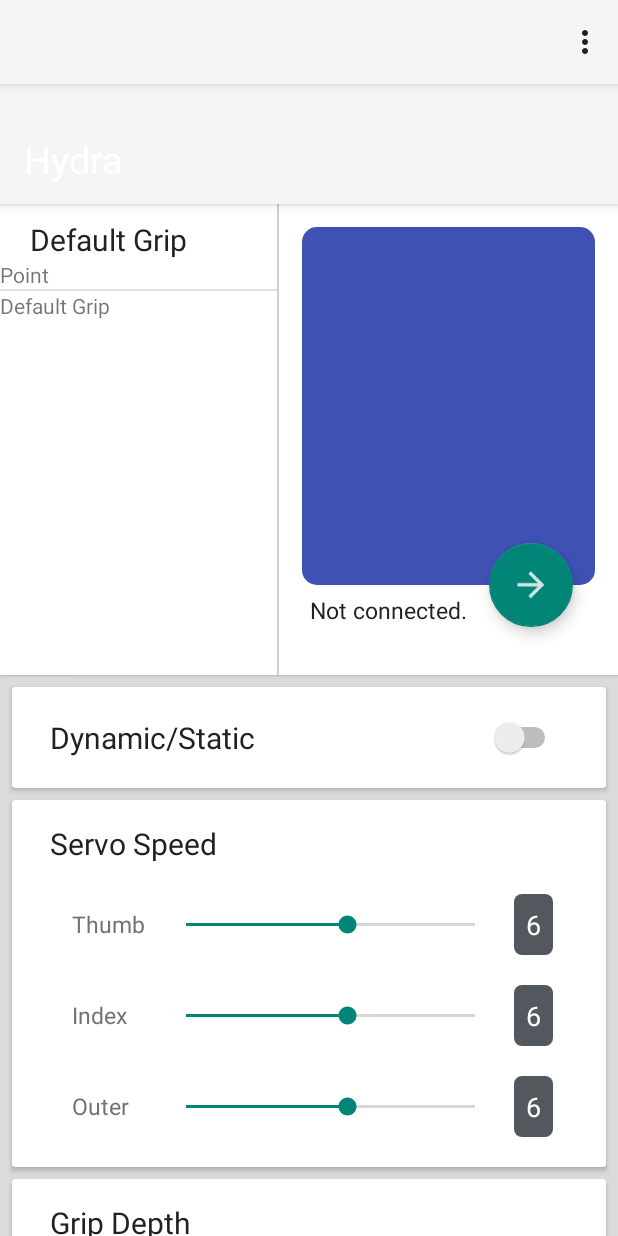
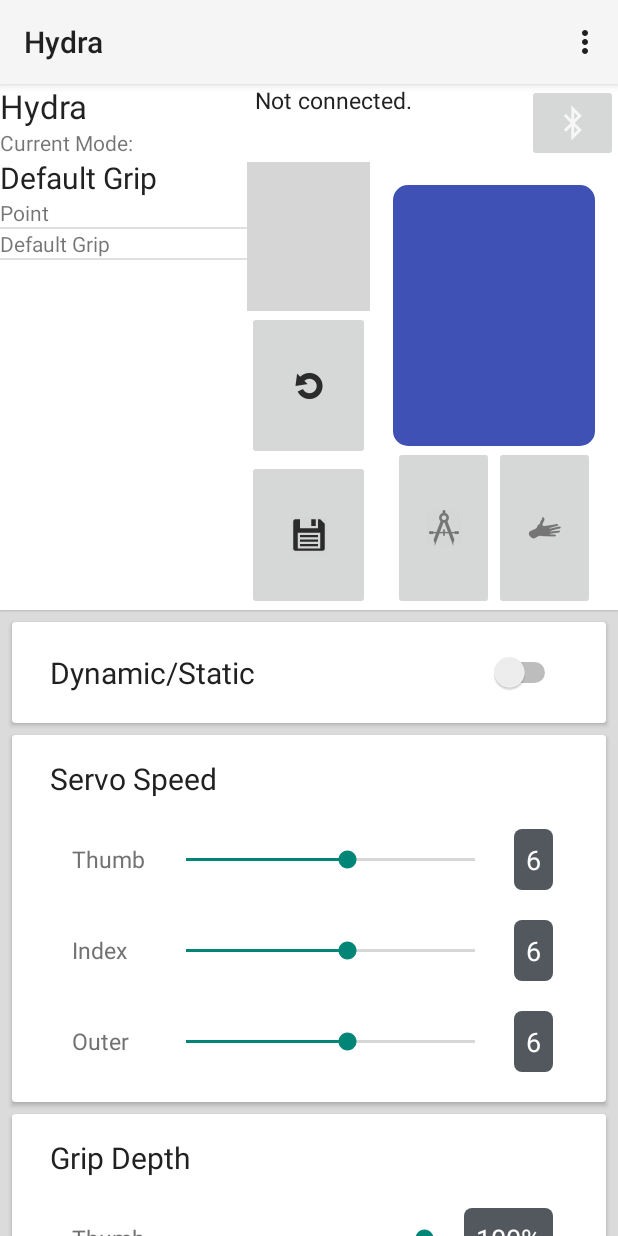
Before and after one commit to MichaelNeas/hydra, an Android app: the screen it shows after launch (MainActivity), on a phone screen of 412 x 824 dp. Run offline under Robolectric (Android 15) with nearby library versions, the phone set to English and light mode, and no system bars; 3 statements that could not run were skipped; grey boxes are pictures that could not be loaded.

Commit message:
Button UI update

```diff
--- a/HydraPhone/app/src/main/java/com/example/joeyhanlon/hydra/MainActivity.java
+++ b/HydraPhone/app/src/main/java/com/example/joeyhanlon/hydra/MainActivity.java
@@ -23,7 +23,7 @@ import android.widget.TextView;
 import android.widget.Toast;
 
 
-public class MainActivity extends AppCompatActivity implements ListView.OnItemClickListener, SeekBar.OnSeekBarChangeListener, View.OnClickListener, RadioGroup.OnCheckedChangeListener, CompoundButton.OnCheckedChangeListener {
+public class MainActivity extends AppCompatActivity implements ListView.OnItemClickListener, SeekBar.OnSeekBarChangeListener, View.OnClickListener, CompoundButton.OnCheckedChangeListener {
 
     // Child activity codes
     private static final int BT_CONNECT = 3;
@@ -39,7 +39,6 @@ public class MainActivity extends AppCompatActivity implements ListView.OnItemCl
 
     // Debugging fields
     EditText inputField;
-    FloatingActionButton fab;
 
     // To display connected device info in main window
     TextView connectedDeviceName;
@@ -58,7 +57,7 @@ public class MainActivity extends AppCompatActivity implements ListView.OnItemCl
     TextView currentModeText;
 
     // Buttons to save and add modes
-    Button saveModeButton, newModeButton;
+    Button saveModeButton, addModeButton;
 
     // --- /MODE CONTROL ---
 
@@ -108,21 +107,12 @@ public class MainActivity extends AppCompatActivity implements ListView.OnItemCl
 
         setContentView(R.layout.activity_main);
 
-        // Initialize toolbar
-        toolbar = (Toolbar) findViewById(R.id.toolbar);
-        setSupportActionBar(toolbar);
-        getSupportActionBar().setDisplayShowHomeEnabled(true);
-        getSupportActionBar().setTitle(null);
 
         // ----- MAIN WINDOW SETUP -----
         inputPane = (LinearLayout)findViewById(R.id.inputPane);
         inputField = (EditText)findViewById(R.id.input);
 
         // TODO instantiate saveModeButton, newModeButton
-
-        //actionList = (RadioGroup) findViewById(R.id.actionList);
-        // Relay information regarding selected action on click
-        //actionList.setOnCheckedChangeListener(this);
 
         // Bluetooth info display
         connectedDeviceName = (TextView)findViewById(R.id.connectedDeviceName);
@@ -163,9 +153,6 @@ public class MainActivity extends AppCompatActivity implements ListView.OnItemCl
         writeDelSeekBar.setOnSeekBarChangeListener(this);
         writeDelIndicator = (TextView) findViewById(R.id.writeDelIndicator);
 
-        //fab = (FloatingActionButton)findViewById(R.id.fabSave);
-        //fab.setOnClickListener(this);
-
         // Create ModeManager to store list of modes
         myModeManager = new ModeManager();
 
@@ -191,41 +178,13 @@ public class MainActivity extends AppCompatActivity implements ListView.OnItemCl
     }
 
 
-    // Gesture selection, planning to get rid of
-    @Override
-    public void onCheckedChanged(RadioGroup rg, int checkedId) {
-        switch (rg.getCheckedRadioButtonId()) {
-            case (R.id.grip):
-                break;
-            case (R.id.pinch):
-                break;
-            case (R.id.click):
-                break;
-            case (R.id.point):
-                break;
-            case (R.id.hook):
-                break;
-            default:
-                break;
-        }
-    }
-
     // OnClick method for all buttons
     @Override
     public void onClick(View view)
     {
         switch (view.getId())
         {
-            case (R.id.fabSave):
 
-                //sendArduinoMessage("1=D;2=0.5;3=5.0;4=100,100,100;5=5.0,5.0,5.0;");
-
-                // Save currently selected mode with currently selected settings
-                saveHydraMode();
-                break;
-
-            // TODO new mode button
-            // myModeManager.addNewBlankMode();
         }
     }
 
--- a/HydraPhone/app/src/main/res/layout/activity_main.xml
+++ b/HydraPhone/app/src/main/res/layout/activity_main.xml
@@ -9,16 +9,6 @@
         android:layout_width="fill_parent"
         android:layout_height="fill_parent"
         android:orientation="vertical">
-
-        <android.support.design.widget.AppBarLayout
-            android:layout_width="match_parent"
-            android:layout_height="wrap_content">
-
-            <include
-                android:id="@+id/toolbar"
-                layout="@layout/toolbar" />
-
-        </android.support.design.widget.AppBarLayout>
 
         <LinearLayout xmlns:android="http://schemas.android.com/apk/res/android"
         xmlns:tools="http://schemas.android.com/tools"
@@ -41,120 +31,87 @@
                 android:layout_height="match_parent"
                 android:orientation="horizontal"
                 android:background="#FFFFFF"
-                android:elevation="1dp">
+                android:elevation="1dp"
+                android:id="@+id/controlPanel">
 
-                <RelativeLayout
-                    android:layout_width="0dp"
+                <LinearLayout
+                    android:orientation="vertical"
+                    android:layout_width="0px"
+                    android:layout_height="match_parent"
+                    android:id="@+id/modeSettings"
+                    android:layout_weight="2">
+
+                    <LinearLayout
+                        android:orientation="horizontal"
+                        android:layout_width="match_parent"
                         android:layout_height="wrap_content"
-                    android:layout_weight="0.9">
+                        android:layout_gravity="center"
+                        android:id="@+id/hydraTitle">
+
+                        <TextView
+                            android:layout_width="wrap_content"
+                            android:layout_height="wrap_content"
+                            android:textAppearance="?android:attr/textAppearanceLarge"
+                            android:text="@string/app_name"
+                            android:id="@+id/appTitle"
+                            android:layout_gravity="center" />
+
+                        <ImageView
+                            android:layout_width="wrap_content"
+                            android:layout_height="wrap_content"
+                            android:id="@+id/imageView" />
+                    </LinearLayout>
+
+                    <LinearLayout
+                        android:orientation="vertical"
+                        android:layout_width="match_parent"
+                        android:layout_height="wrap_content"
+                        android:id="@+id/currentMode">
+
+                        <TextView
+                            android:layout_width="wrap_content"
+                            android:layout_height="match_parent"
+                            android:text="@string/current_mode_label"
+                            android:id="@+id/currentModeLabel" />
 
                         <TextView
                             android:id="@+id/currentModeText"
-                        android:layout_width="wrap_content"
-                        android:layout_height="wrap_content"
-                        android:layout_marginLeft="20dp"
-                        android:layout_marginTop="10dp"
+                            android:layout_width="fill_parent"
+                            android:layout_height="match_parent"
                             android:text="Action"
                             android:textColor="@color/colorPrimaryText"
                             android:textSize="20sp" />
-
+                    </LinearLayout>
 
                     <ListView
-                        android:layout_width="wrap_content"
-                        android:layout_height="wrap_content"
+                        android:layout_width="match_parent"
+                        android:layout_height="fill_parent"
                         android:id="@+id/modesListView"
                         android:layout_alignParentEnd="false"
                         android:layout_below="@+id/currentModeText" />
 
-                    <RadioGroup
-                        android:layout_width="wrap_content"
-                        android:layout_height="match_parent"
-                        android:id="@+id/actionList"
-                        android:checkedButton="@+id/selectedAction"
-                        android:layout_centerHorizontal="true"
-                        android:layout_below="@id/currentModeText"
-                        android:layout_marginBottom="10dp"
-                        android:visibility="gone">
-
-                        <RadioButton
-                            android:layout_width="wrap_content"
-                            android:layout_height="wrap_content"
-                            android:id="@+id/grip"
-                            android:paddingLeft="30dp"
-                            android:text="Grip"
-                            android:layout_weight="1"/>
-                        <RadioButton
-                            android:layout_width="wrap_content"
-                            android:layout_height="wrap_content"
-                            android:id="@+id/pinch"
-                            android:paddingLeft="30dp"
-                            android:text="Pinch"
-                            android:layout_weight="1"/>
-                        <RadioButton
-                            android:layout_width="wrap_content"
-                            android:layout_height="wrap_content"
-                            android:id="@+id/click"
-                            android:paddingLeft="30dp"
-                            android:text="Click"
-                            android:layout_weight="1"/>
-                        <RadioButton
-                            android:layout_width="wrap_content"
-                            android:layout_height="wrap_content"
-                            android:id="@+id/point"
-                            android:paddingLeft="30dp"
-                            android:text="Point"
-                            android:layout_weight="1"/>
-                        <RadioButton
-                            android:layout_width="wrap_content"
-                            android:layout_height="wrap_content"
-                            android:id="@+id/hook"
-                            android:paddingLeft="30dp"
-                            android:text="Hook"
-                            android:layout_weight="1"/>
-
-                    </RadioGroup>
-                </RelativeLayout>
-
-                <View
-                    android:id="@+id/innerLine"
-                    android:layout_width="1dp"
-                    android:layout_height="match_parent"
-                    android:background="#cfcfcf" />
-
-                <RelativeLayout
-                    android:layout_width="0dp"
-                    android:layout_height="wrap_content"
-                    android:layout_weight="1.1">
+                </LinearLayout>
 
                 <LinearLayout
+                    android:orientation="vertical"
+                    android:layout_width="0dp"
+                    android:layout_height="match_parent"
+                    android:id="@+id/hydraPanel"
+                    android:layout_weight="3">
+
+                    <LinearLayout
+                        android:orientation="horizontal"
                         android:layout_width="match_parent"
+                        android:layout_height="wrap_content"
+                        android:id="@+id/btoothControl">
+
+                        <LinearLayout
+                            android:layout_width="0dp"
                             android:layout_height="match_parent"
                             android:orientation="vertical"
-                        android:paddingTop="15dp"
-                        android:paddingLeft="15dp"
-                        android:paddingRight="15dp">
-
-                        <RelativeLayout
-                            android:id="@+id/sendActionWindow"
-                            android:layout_width="match_parent"
-                            android:layout_height="0dp"
-                            android:background="@drawable/gesture_window_bkrd"
-                            android:layout_weight="1.6"
-                            android:gravity="center">
-
-                        </RelativeLayout>
-
-                        <RelativeLayout
-                            android:layout_width="match_parent"
-                            android:layout_height="0dp"
-                            android:layout_weight="0.4">
-
-                            <LinearLayout
-                                android:layout_width="match_parent"
-                                android:layout_height="wrap_content"
-                                android:orientation="vertical"
                             android:layout_marginLeft="5dp"
-                                android:layout_centerVertical="true">
+                            android:id="@+id/btoothInfo"
+                            android:layout_weight="3">
 
                             <TextView
                                 android:id="@+id/connectedDeviceName"
@@ -176,11 +133,98 @@
 
                         </LinearLayout>
 
+                        <ImageButton
+                            android:layout_width="0dp"
+                            android:layout_height="match_parent"
+                            android:id="@+id/btoothButton"
+                            android:src="@drawable/ic_bluetooth"
+                            android:layout_weight="1" />
+                    </LinearLayout>
+
+                    <LinearLayout
+                        android:orientation="horizontal"
+                        android:layout_width="match_parent"
+                        android:layout_height="fill_parent"
+                        android:id="@+id/settingsControl">
+
+                        <LinearLayout
+                            android:orientation="vertical"
+                            android:layout_width="0px"
+                            android:layout_height="match_parent"
+                            android:layout_weight="1"
+                            android:id="@+id/modeButtons"
+                            android:gravity="center">
+
+                            <ImageButton
+                                android:layout_width="match_parent"
+                                android:layout_height="0px"
+                                android:id="@+id/addModeButton"
+                                android:layout_weight="1"
+                                android:src="@drawable/add_icon" />
+
+                            <ImageButton
+                                android:layout_width="match_parent"
+                                android:layout_height="0px"
+                                android:id="@+id/resetModeButton"
+                                android:layout_weight="1"
+                                android:src="@drawable/reset_icon" />
+
+                            <ImageButton
+                                android:layout_width="match_parent"
+                                android:layout_height="0px"
+                                android:id="@+id/saveModeButton"
+                                android:layout_weight="1"
+                                android:src="@drawable/save_icon" />
+                        </LinearLayout>
+
+                        <LinearLayout
+                            android:layout_width="0px"
+                            android:layout_height="match_parent"
+                            android:orientation="vertical"
+                            android:paddingTop="15dp"
+                            android:paddingLeft="15dp"
+                            android:paddingRight="15dp"
+                            android:id="@+id/hydraSettings"
+                            android:layout_weight="2">
+
+                            <RelativeLayout
+                                android:id="@+id/sendActionWindow"
+                                android:layout_width="match_parent"
+                                android:layout_height="0dp"
+                                android:background="@drawable/gesture_window_bkrd"
+                                android:layout_weight="1.6"
+                                android:gravity="center">
+
                             </RelativeLayout>
 
+                            <LinearLayout
+                                android:orientation="horizontal"
+                                android:layout_width="match_parent"
+                                android:layout_height="0dp"
+                                android:layout_weight="1"
+                                android:gravity="center"
+                                android:id="@+id/hydraButtons">
+
+                                <ImageButton
+                                    android:layout_width="0dp"
+                                    android:layout_height="match_parent"
+                                    android:id="@+id/calButton"
+                                    android:layout_gravity="center"
+                                    android:src="@drawable/cal_icon"
+                                    android:adjustViewBounds="false"
+                                    android:layout_weight="1" />
+
+                                <ImageButton
+                                    android:layout_width="0dp"
+                                    android:layout_height="match_parent"
+                                    android:id="@+id/breakButton"
+                                    android:layout_weight="1"
+                                    android:src="@drawable/break_icon" />
                             </LinearLayout>
 
-                </RelativeLayout>
+                        </LinearLayout>
+                    </LinearLayout>
+                </LinearLayout>
 
             </LinearLayout>
 
@@ -675,16 +719,4 @@
 
     </LinearLayout>
 
-    <android.support.design.widget.FloatingActionButton
-        android:id="@+id/fabSave"
-        android:layout_width="wrap_content"
-        android:layout_height="wrap_content"
-        android:layout_marginBottom="-32dp"
-        android:layout_marginRight="30dp"
-        android:clickable="true"
-        app:layout_anchor="@id/sendActionWindow"
-        app:layout_anchorGravity="bottom|right|end"
-        android:src="@drawable/ic_send"
-        app:fabSize="normal" />
-
 </android.support.design.widget.CoordinatorLayout>
--- a/HydraPhone/app/src/main/res/layout/toolbar.xml
+++ /dev/null
@@ -1,29 +0,0 @@
-<?xml version="1.0" encoding="utf-8"?>
-<android.support.v7.widget.Toolbar xmlns:android="http://schemas.android.com/apk/res/android"
-    xmlns:local="http://schemas.android.com/apk/res-auto"
-    android:id="@+id/toolbar"
-    android:layout_width="match_parent"
-    android:layout_height="80dp"
-    android:gravity="bottom"
-    android:minHeight="?attr/actionBarSize"
-    android:background="?attr/colorPrimary"
-    local:theme="@style/ThemeOverlay.AppCompat.Dark.ActionBar"
-    local:popupTheme="@style/ThemeOverlay.AppCompat.Light" >
-
-    <RelativeLayout
-        android:layout_width="fill_parent"
-        android:layout_height="wrap_content">
-
-        <TextView
-            android:id="@+id/action_label"
-            android:layout_width="wrap_content"
-            android:layout_height="wrap_content"
-            android:layout_marginBottom="15dp"
-            android:singleLine="true"
-            android:text="Hydra"
-            android:textColor="@android:color/white"
-            android:textSize="25sp" />
-
-    </RelativeLayout>
-
-</android.support.v7.widget.Toolbar>
--- a/HydraPhone/app/src/main/res/values/strings.xml
+++ b/HydraPhone/app/src/main/res/values/strings.xml
@@ -20,4 +20,5 @@
     <string name="NEWMODE_TEXT">+</string>
     <string name="SAVEMODE_TEXT">Save...</string>
     <string name="title_activity_bluetooth_setup">BluetoothSetupActivity</string>
+    <string name="current_mode_label">Current Mode:</string>
 </resources>
```
Also changed, not shown: HydraPhone/app/src/main/res/drawable-hdpi/break_icon.png (added), HydraPhone/app/src/main/res/drawable-hdpi/cal_icon.png (added), HydraPhone/app/src/main/res/drawable-hdpi/reset_icon.png (added), HydraPhone/app/src/main/res/drawable-hdpi/save_icon.png (added), HydraPhone/app/src/main/res/drawable-mdpi/break_icon.png (added), HydraPhone/app/src/main/res/drawable-mdpi/cal_icon.png (added), HydraPhone/app/src/main/res/drawable-mdpi/reset_icon.png (added), HydraPhone/app/src/main/res/drawable-mdpi/save_icon.png (added), HydraPhone/app/src/main/res/drawable-xhdpi/break_icon.png (added), HydraPhone/app/src/main/res/drawable-xhdpi/cal_icon.png (added), HydraPhone/app/src/main/res/drawable-xhdpi/reset_icon.png (added), HydraPhone/app/src/main/res/drawable-xhdpi/save_icon.png (added), HydraPhone/app/src/main/res/drawable-xxhdpi/break_icon.png (added), HydraPhone/app/src/main/res/drawable-xxhdpi/cal_icon.png (added), 2 more files, 2 other files. Lines whose indentation alone changed are shown as unchanged.
